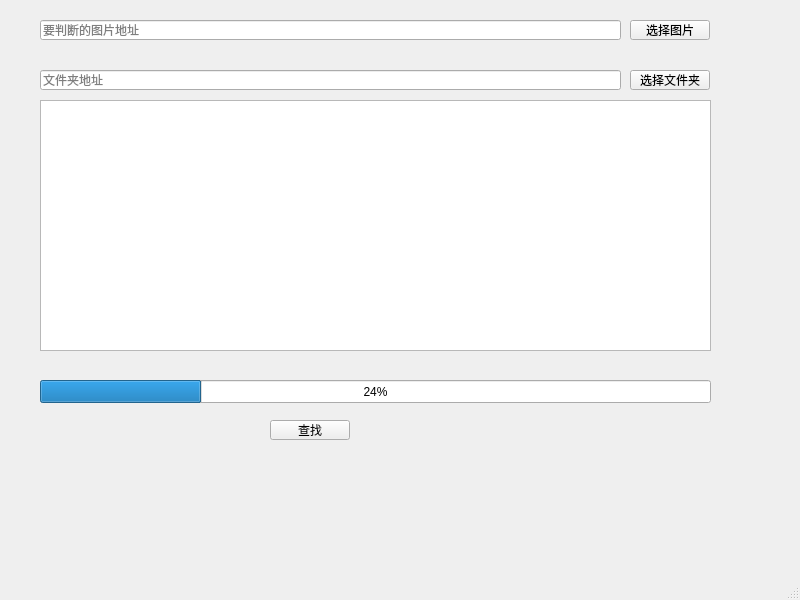
First picture: the form in mainwindow.ui, repository nolongerhesitate/SimilitudePicture, before the edit.
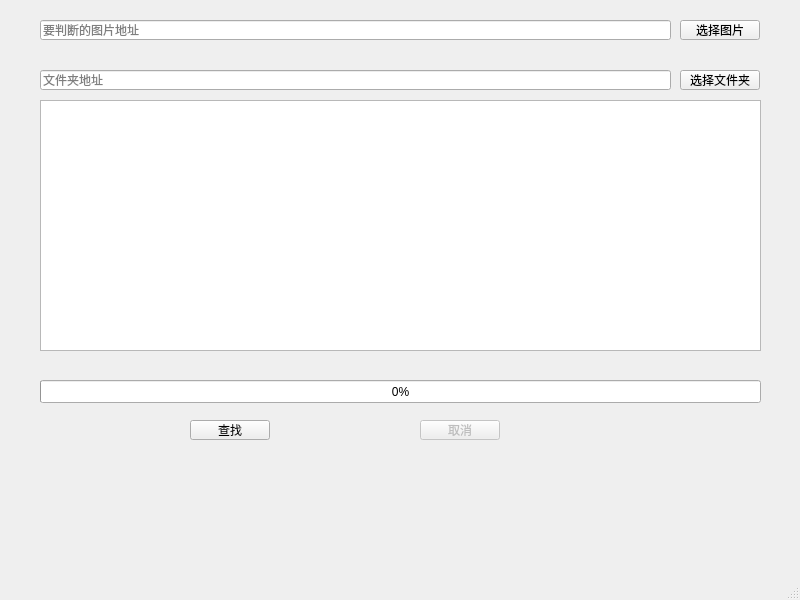
Second picture: the form after the edit.

The edit to the form file:
```diff
--- a/mainwindow.ui
+++ b/mainwindow.ui
@@ -17,7 +17,7 @@
    <widget class="QPushButton" name="pushButton">
     <property name="geometry">
      <rect>
-      <x>270</x>
+      <x>190</x>
       <y>420</y>
       <width>80</width>
       <height>20</height>
@@ -32,7 +32,7 @@
      <rect>
       <x>40</x>
       <y>100</y>
-      <width>671</width>
+      <width>721</width>
       <height>251</height>
      </rect>
     </property>
@@ -42,7 +42,7 @@
      <rect>
       <x>40</x>
       <y>20</y>
-      <width>581</width>
+      <width>631</width>
       <height>20</height>
      </rect>
     </property>
@@ -53,7 +53,7 @@
    <widget class="QPushButton" name="selImgBtn">
     <property name="geometry">
      <rect>
-      <x>630</x>
+      <x>680</x>
       <y>20</y>
       <width>80</width>
       <height>20</height>
@@ -68,7 +68,7 @@
      <rect>
       <x>40</x>
       <y>70</y>
-      <width>581</width>
+      <width>631</width>
       <height>20</height>
      </rect>
     </property>
@@ -79,7 +79,7 @@
    <widget class="QPushButton" name="selDirBtn">
     <property name="geometry">
      <rect>
-      <x>630</x>
+      <x>680</x>
       <y>70</y>
       <width>80</width>
       <height>20</height>
@@ -94,12 +94,28 @@
      <rect>
       <x>40</x>
       <y>380</y>
-      <width>671</width>
+      <width>721</width>
       <height>23</height>
      </rect>
     </property>
     <property name="value">
-     <number>24</number>
+     <number>0</number>
+    </property>
+   </widget>
+   <widget class="QPushButton" name="cancelBtn">
+    <property name="enabled">
+     <bool>false</bool>
+    </property>
+    <property name="geometry">
+     <rect>
+      <x>420</x>
+      <y>420</y>
+      <width>80</width>
+      <height>20</height>
+     </rect>
+    </property>
+    <property name="text">
+     <string>取消</string>
     </property>
    </widget>
   </widget>
```
